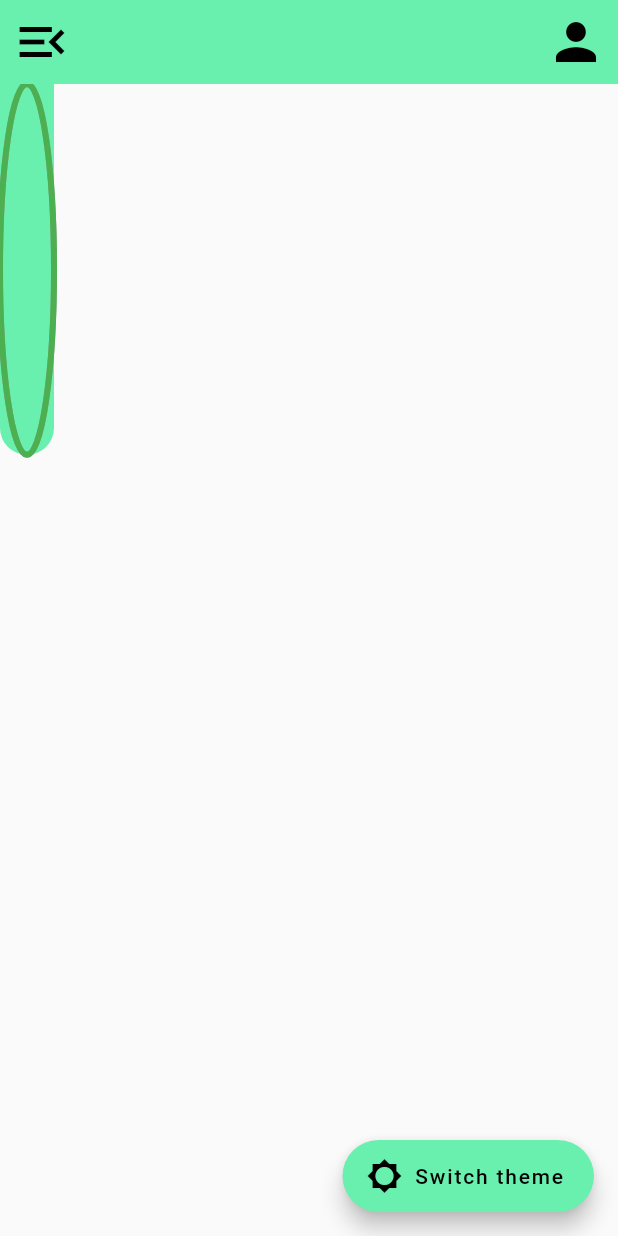
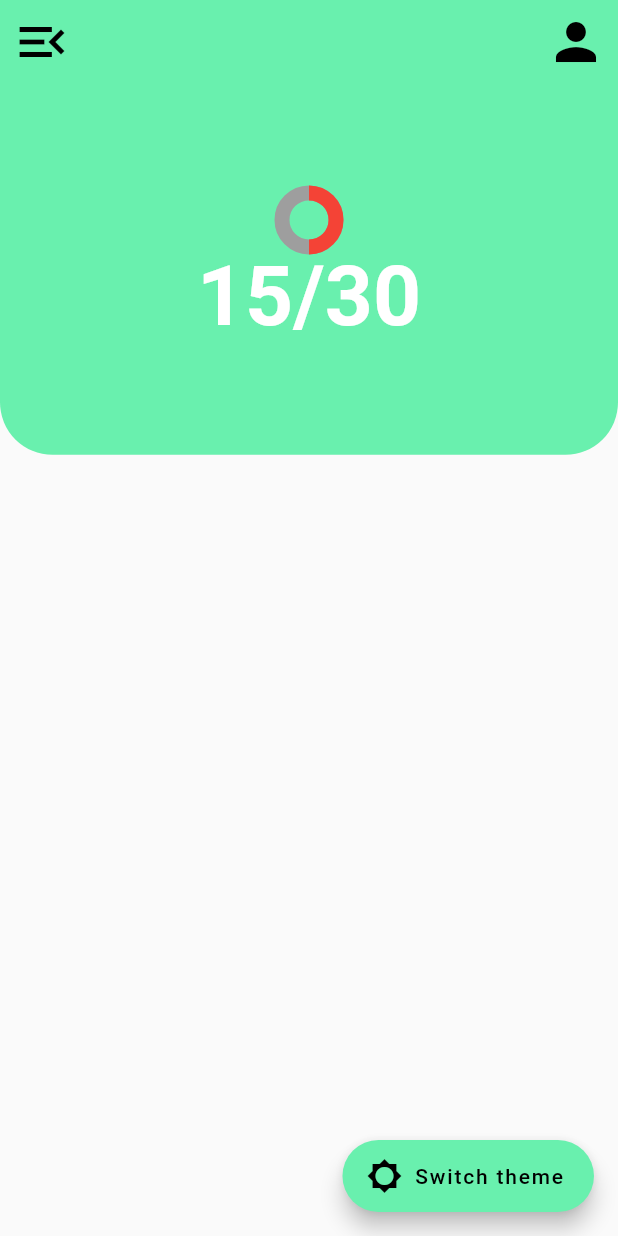
Before and after one commit to Baba-Yaga-Bv/Moove-old, a Flutter app: the screen it shows after launch, on a phone screen of 412 x 824 dp. Run offline on Flutter 3.47's test engine with Material 2 defaults, Android fonts, the light colour scheme and no system bars.

Commit message:
Modify progress bar
Now the progress bar uses a loading icnon and text to display the progress.
Values are still hardcoded

```diff
--- a/front-end/lib/pages/home/components/home_body.dart
+++ b/front-end/lib/pages/home/components/home_body.dart
@@ -1,6 +1,17 @@
+
 import 'package:flutter/material.dart';
 
 class HomeBody extends StatelessWidget {
+
+  String get__main_stats_text()
+  {
+    int current_progress=15;
+    int total_progress=30;
+
+    return current_progress.toString()+"/"+total_progress.toString();
+  }
+
+
   @override
   Widget build(BuildContext context) {
     Size screenSize = MediaQuery.of(context).size;
@@ -13,13 +24,45 @@ class HomeBody extends StatelessWidget {
               borderRadius: BorderRadius.only(
                   bottomLeft: Radius.circular(35),
                   bottomRight: Radius.circular(35))),
-            child: CircularProgressIndicator(
+
+          //Progress metric
+
+          child: Column(
+            mainAxisAlignment: MainAxisAlignment.center,
+            children: <Widget>[
+
+
+                  //Progess circle
+                  Row(
+                      mainAxisAlignment: MainAxisAlignment.center,
+                        children: <Widget>[
+                        CircularProgressIndicator(
                         backgroundColor: Colors.grey,
-              value: 50,
-              valueColor: AlwaysStoppedAnimation<Color>(Colors.green),
-              semanticsLabel: "Challenge progress",
-              semanticsValue: "Semantics Value",
-            ))
+                        strokeWidth: 10,
+                        valueColor: AlwaysStoppedAnimation(Colors.red),
+                        value: 0.5),]
+                  ),
+
+
+                  //Progess text
+                  Row(
+                    mainAxisAlignment: MainAxisAlignment.center,
+                    children: <Widget>[
+                      Text(get__main_stats_text(),style: TextStyle(
+                          fontWeight: FontWeight.bold,
+                          color: Colors.white,
+                          fontSize: 56,
+                          ),),
+
+                    ],
+                  )
+
+
+
+
+            ],
+          ),
+        )
       ],
     );
   }
```
Lines whose indentation alone changed are shown as unchanged.
